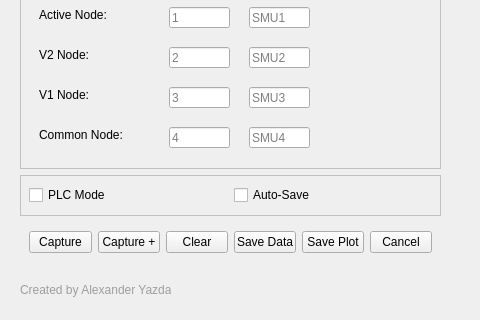
The window that DCIV_GUI_4Probe_backend.ui (Alexyazdani/GUI_Testing) describes before a commit, drawn with Qt 5; both pictures show x 0 to 480 and y 261 to 581 of the 1114 by 581 pixel window.
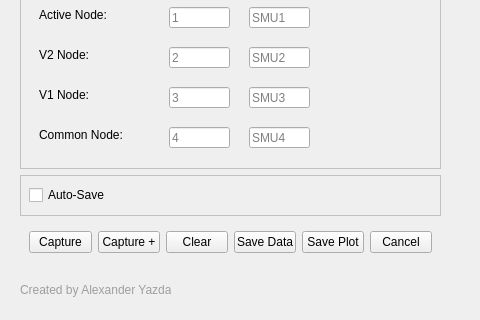
The same window after the commit.

What changed in the file:
```diff
--- a/DCIV_GUI_4Probe_backend.ui
+++ b/DCIV_GUI_4Probe_backend.ui
@@ -530,13 +530,6 @@
 }</string>
         </property>
         <layout class="QHBoxLayout" name="horizontalLayout_5">
-         <item>
-          <widget class="QCheckBox" name="PLC_checkBox">
-           <property name="text">
-            <string>PLC Mode</string>
-           </property>
-          </widget>
-         </item>
          <item>
           <widget class="QCheckBox" name="save_checkBox">
            <property name="text">
```
